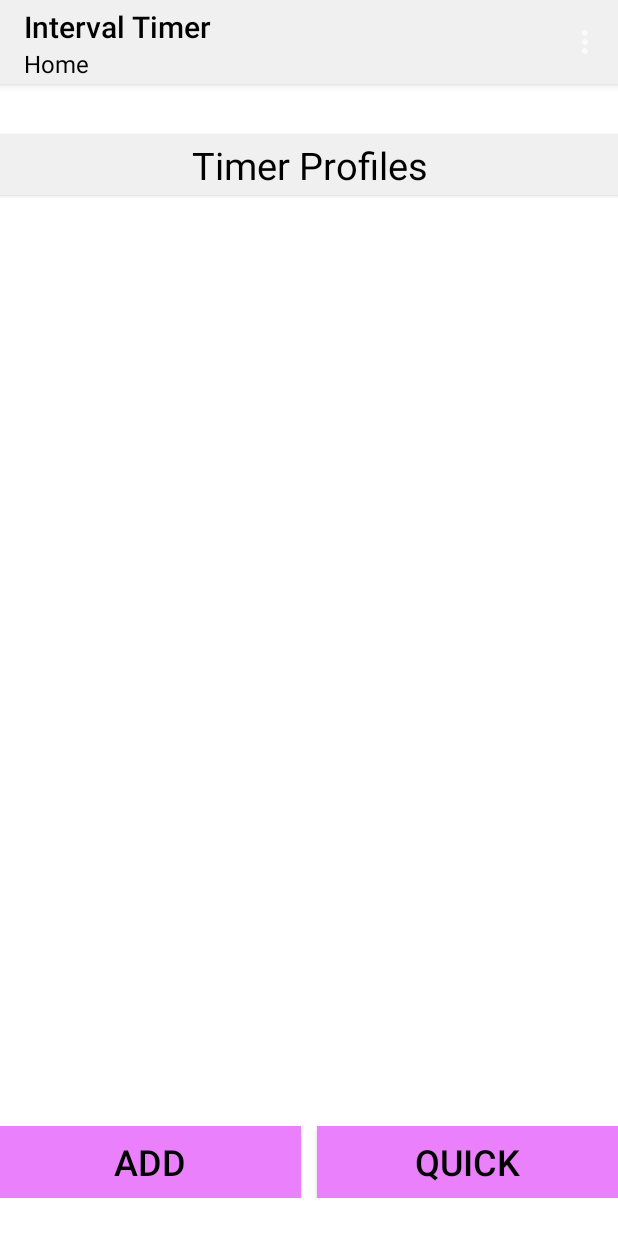
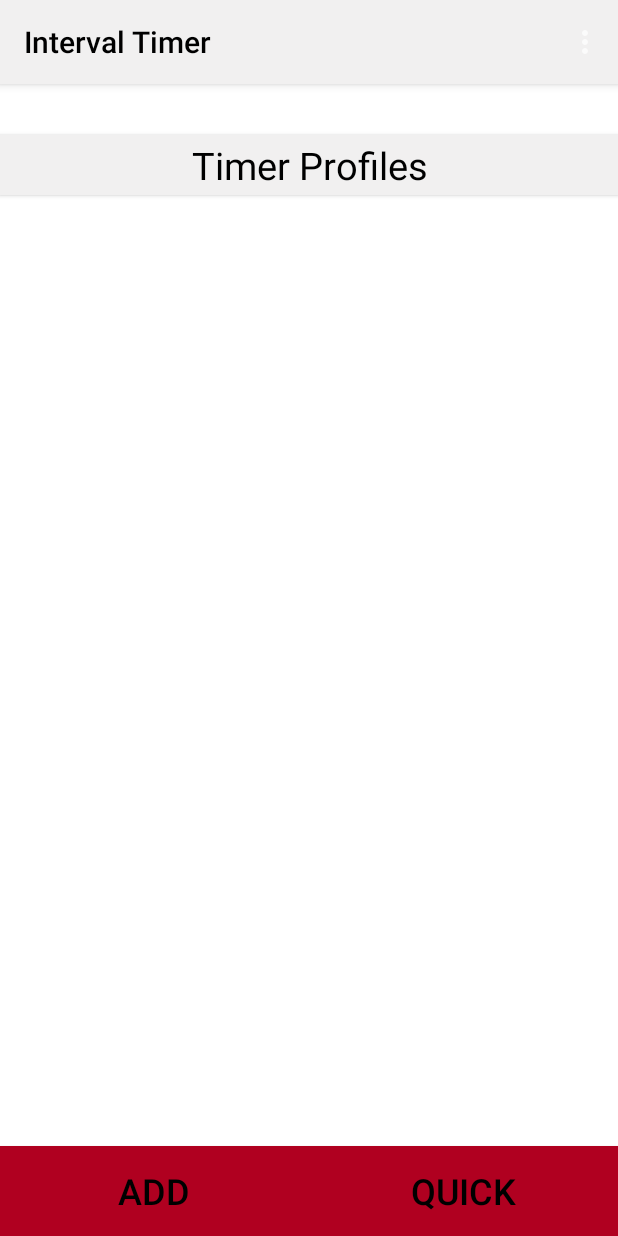
Before and after one commit to HrishikeshKasar/IntervalTimer, an Android app: the screen it shows after launch (MainActivity), on a phone screen of 412 x 824 dp. Run offline under Robolectric (Android 15) with nearby library versions, the phone set to English and light mode, and no system bars.

Commit message:
ui changes

```diff
--- a/app/src/main/java/com/example/intervaltimer2/MainActivity.java
+++ b/app/src/main/java/com/example/intervaltimer2/MainActivity.java
@@ -60,7 +60,7 @@ public class MainActivity extends AppCompatActivity {
         toolbar = findViewById(R.id.toolbar_main);
         setSupportActionBar(toolbar);
         getSupportActionBar().setTitle("Interval Timer");
-        toolbar.setSubtitle("Home");
+        //toolbar.setSubtitle("Home");
         if(themeState == true) {
             toolbar.setTitleTextColor(ContextCompat.getColor(this, R.color.white));
             toolbar.setSubtitleTextColor(ContextCompat.getColor(this, R.color.white));
--- a/app/src/main/res/layout/activity_interval_timer__summary_page.xml
+++ b/app/src/main/res/layout/activity_interval_timer__summary_page.xml
@@ -14,7 +14,7 @@
         android:layout_height="75dp"
         android:layout_alignParentTop="true"
         android:layout_marginBottom="50dp"
-        android:background="?attr/foregroundcolor"
+        android:background="?attr/buttoncolor"
         android:gravity="center"
         android:text="@string/SummaryTitle"
         android:textColor="?attr/textcolor"
--- a/app/src/main/res/layout/activity_interval_tmer_custom.xml
+++ b/app/src/main/res/layout/activity_interval_tmer_custom.xml
@@ -12,7 +12,7 @@
         android:id="@+id/btn_ITCustom_Save"
         style="@style/Widget.AppCompat.Button"
         android:layout_width="match_parent"
-        android:layout_height="71dp"
+        android:layout_height="60dp"
         android:layout_below="@id/LL_IntervalTimer3"
         android:layout_marginTop="21dp"
         android:background="?attr/buttoncolor"
--- a/app/src/main/res/layout/activity_main.xml
+++ b/app/src/main/res/layout/activity_main.xml
@@ -50,16 +50,14 @@
         android:layout_width="match_parent"
         android:layout_height="wrap_content"
         android:layout_alignParentBottom="true"
-        android:layout_marginBottom="25dp"
         android:orientation="horizontal">
 
         <Button
             android:id="@+id/btn_IntervalTimerCustom"
             style="@style/Widget.AppCompat.Button"
             android:layout_width="0dp"
-            android:layout_height="48dp"
+            android:layout_height="60dp"
             android:layout_marginTop="5dp"
-            android:layout_marginEnd="5dp"
             android:layout_weight="1"
             android:background="?attr/buttoncolor"
             android:text="@string/Add"
@@ -71,8 +69,7 @@
             android:id="@+id/btn_IntervalTimerQuick"
             style="@style/Widget.AppCompat.Button"
             android:layout_width="0dp"
-            android:layout_height="48dp"
-            android:layout_marginStart="5dp"
+            android:layout_height="60dp"
             android:layout_marginTop="5dp"
             android:layout_weight="1"
             android:background="?attr/buttoncolor"
--- a/app/src/main/res/values/styles.xml
+++ b/app/src/main/res/values/styles.xml
@@ -17,7 +17,7 @@
         <item name="foregroundcolor">#F1F0F0</item>
         <item name="textcolor">#000000</item>
         <item name="tintcolor">#000000</item>
-        <item name="buttoncolor">#EA80FC</item>
+        <item name="buttoncolor">#B00020</item>
         <!--<item name="android:windowAnimationStyle">@style/WindowAnimationTransition</item> -->
     </style>
 
@@ -31,7 +31,7 @@
         <item name="foregroundcolor">#141111</item>
         <item name="textcolor">#ffffff</item>
         <item name="tintcolor">#ffffff</item>
-        <item name="buttoncolor">#2196F3</item>
+        <item name="buttoncolor">#5e35b1</item>
         <!-- <item name="android:windowAnimationStyle">@style/WindowAnimationTransition</item> -->
     </style>
 
```
